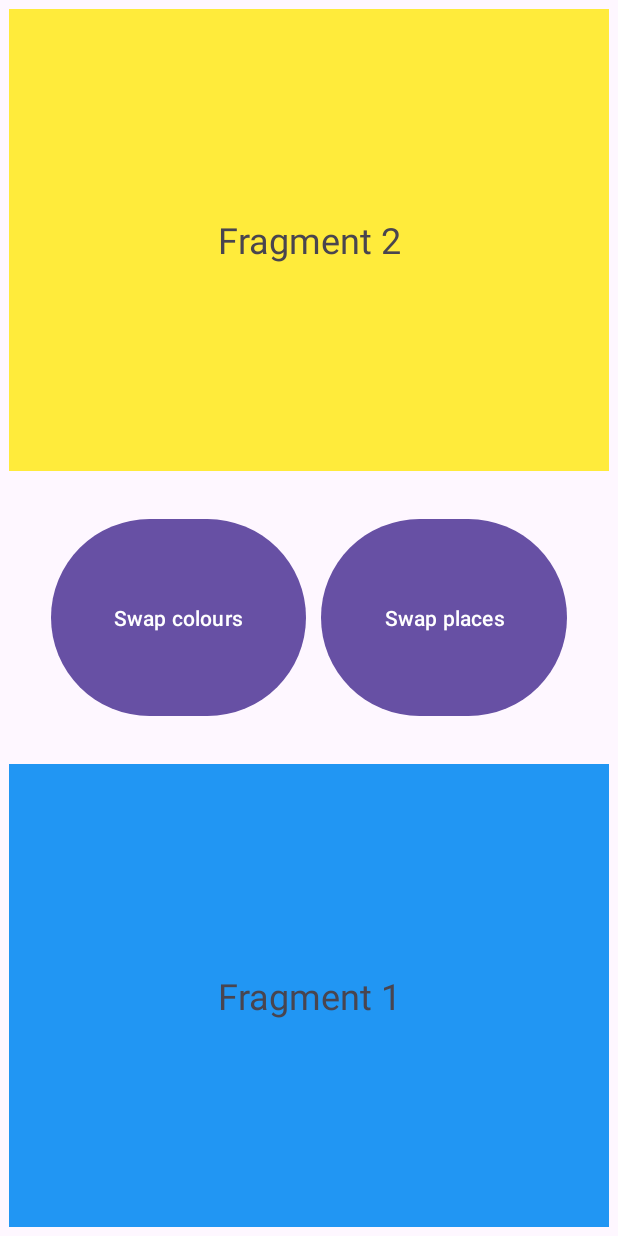
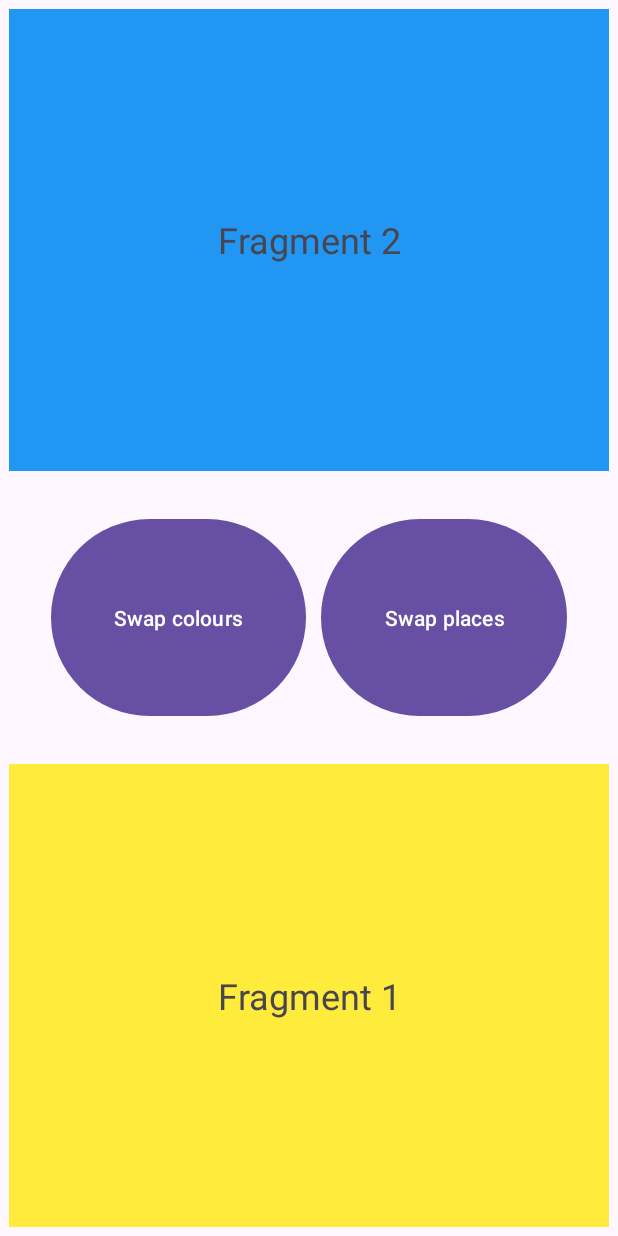
Before and after one commit to npogoncuk/EPAMHomeworks, an Android app: the screen it shows after launch (MainActivity), after a tap on "Swap places", on a phone screen of 412 x 824 dp. Run offline under Robolectric (Android 15) with nearby library versions, the phone set to English and light mode, and no system bars; 1 other tap on this screen came first.

Commit message:
Bug fix (null arguments reset colour)

```diff
--- a/Fragments/app/src/main/java/com/example/fragments/ControllerFragment.kt
+++ b/Fragments/app/src/main/java/com/example/fragments/ControllerFragment.kt
@@ -36,7 +36,9 @@ class ControllerFragment : Fragment() {
 
         binding.buttonSwapPlaces.setOnClickListener {
             val topFragment = parentFragmentManager.findFragmentById(R.id.frameLayoutTop)!!
+            val topFragmentColour = (topFragment as ColourChanger).getColour()
             val bottomFragment = parentFragmentManager.findFragmentById(R.id.frameLayoutBottom)!!
+            val bottomFragmentColour = (bottomFragment as ColourChanger).getColour()
             parentFragmentManager.beginTransaction()
                 .remove(topFragment)
                 .remove(bottomFragment)
@@ -44,8 +46,8 @@ class ControllerFragment : Fragment() {
                 .detach(bottomFragment)
                 .commitNow()
             parentFragmentManager.beginTransaction()
-                .add(R.id.frameLayoutTop, bottomFragment)
-                .add(R.id.frameLayoutBottom, topFragment)
+                .add(R.id.frameLayoutTop, bottomFragment.also { it.setColour(bottomFragmentColour)})
+                .add(R.id.frameLayoutBottom, topFragment.also { it.setColour(topFragmentColour) })
                 .commit()
         }
     }
--- a/Fragments/app/src/main/java/com/example/fragments/Fragment1.kt
+++ b/Fragments/app/src/main/java/com/example/fragments/Fragment1.kt
@@ -17,6 +17,7 @@ class Fragment1 : Fragment(), ColourChanger {
 
     private lateinit var binding: Fragment1Binding
 
+
     override fun onCreate(savedInstanceState: Bundle?) {
         super.onCreate(savedInstanceState)
         Log.d("mylog", "Fr1 onCreated $colour")
@@ -25,17 +26,57 @@ class Fragment1 : Fragment(), ColourChanger {
         inflater: LayoutInflater, container: ViewGroup?,
         savedInstanceState: Bundle?
     ): View {
-        colour = arguments?.getInt(ARG_COLOUR)
+        Log.d("mylog", "Fr1 onCreateView $colour")
+        if (colour == null) colour = arguments?.getInt(ARG_COLOUR)
         binding = Fragment1Binding.inflate(inflater, container, false)
         return binding.root
     }
 
     override fun onViewCreated(view: View, savedInstanceState: Bundle?) {
         super.onViewCreated(view, savedInstanceState)
+        Log.d("mylog", "Fr1 onViewCreated $colour")
         binding.textView.text = "Fragment 1"
         colour?.also {
             setColour(it)
         }
+    }
+
+    override fun onStart() {
+        super.onStart()
+        Log.d("mylog", "Fr1 onStart $colour")
+    }
+
+    override fun onResume() {
+        super.onResume()
+        Log.d("mylog", "Fr1 onResume $colour")
+    }
+
+    override fun onPause() {
+        super.onPause()
+        Log.d("mylog", "Fr1 onPause $colour")
+    }
+
+    override fun onStop() {
+        super.onStop()
+        Log.d("mylog", "Fr1 onStop $colour")
+    }
+
+    override fun onDestroyView() {
+        super.onDestroyView()
+        Log.d("mylog", "Fr1 onDestroyView $colour")
+
+    }
+
+    override fun onDestroy() {
+        super.onDestroy()
+        Log.d("mylog", "Fr1 onDestroy $colour")
+
+    }
+
+    override fun onDetach() {
+        super.onDetach()
+        Log.d("mylog", "Fr1 onDetach $colour")
+
     }
 
     companion object {
@@ -53,6 +94,7 @@ class Fragment1 : Fragment(), ColourChanger {
 
     override fun getColour(): Int = (binding.fragmentFrameLayout.background as ColorDrawable).color
     override fun setColour(colour: Int) {
+        Log.d("mylog", "Fr1 setColour $colour")
         binding.fragmentFrameLayout.background = ColorDrawable(colour)
         this.colour = colour
     }
--- a/Fragments/app/src/main/java/com/example/fragments/Fragment2.kt
+++ b/Fragments/app/src/main/java/com/example/fragments/Fragment2.kt
@@ -27,7 +27,7 @@ class Fragment2 : Fragment(), ColourChanger {
         savedInstanceState: Bundle?
     ): View {
         binding = Fragment2Binding.inflate(inflater, container, false)
-        colour = arguments?.getInt(ARG_COLOUR)
+        if (colour == null) colour = arguments?.getInt(ARG_COLOUR)
         return binding.root
     }
 
--- a/Fragments/app/src/main/java/com/example/fragments/MainActivity.kt
+++ b/Fragments/app/src/main/java/com/example/fragments/MainActivity.kt
@@ -36,4 +36,5 @@ class MainActivity : AppCompatActivity() {
         outState.putInt(BOTTOM_COLOUR_KEY, bottomColour!!)
         outState.putBoolean(FRAGMENT1_TOP_KEY, supportFragmentManager.findFragmentById(R.id.frameLayoutTop)!!::class.java.name == Fragment1::class.java.name)
     }
+
 }
```
